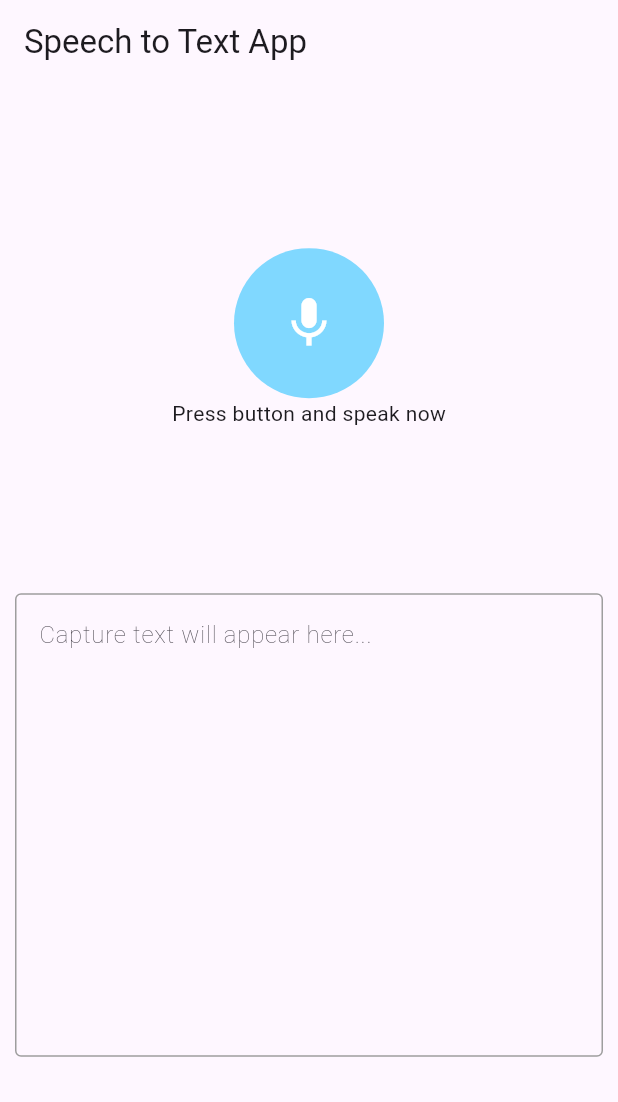
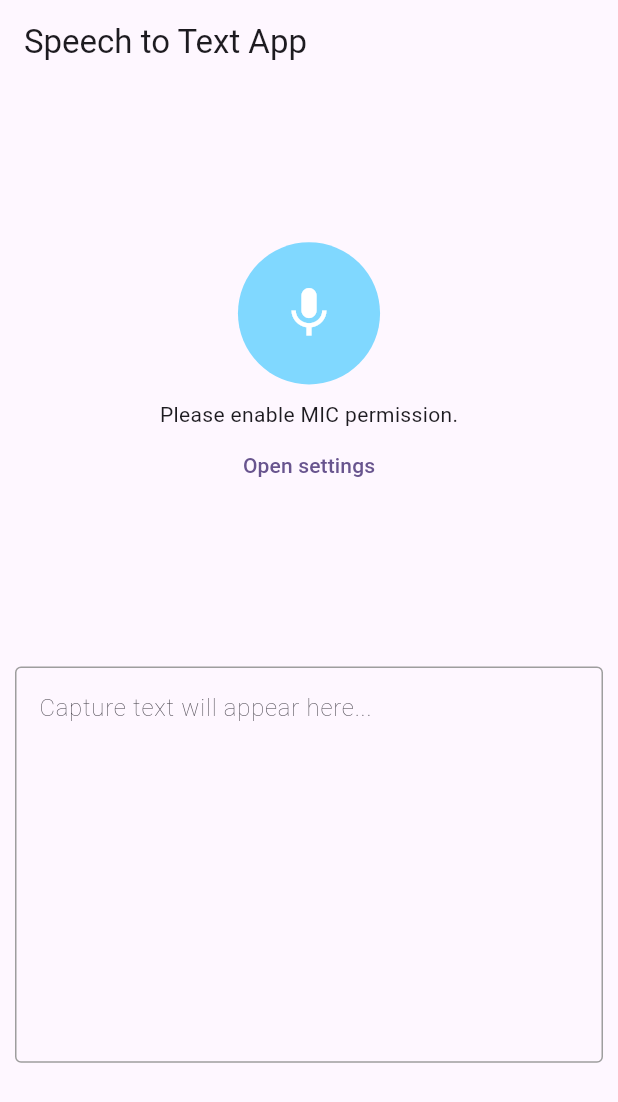
Before and after one commit to winprotest/voice_commands, a Flutter app: the screen it shows after launch, on a phone screen of 412 x 824 dp. Shown: the top 1102 px of the screen. Run offline on Flutter 3.47's test engine with Material 3 defaults, Android fonts, the phone set to English and light mode, and no system bars; our stand-ins replace audioplayers, file_picker, flutter_dotenv, lottie, permission_handler, speech_to_text; missing offline and left inert: deepgram_speech_to_text, record, universal_file.

Commit message:
update permission check

```diff
--- a/simplevoicecommands/lib/deepgram/zdeepgram_test.dart
+++ b/simplevoicecommands/lib/deepgram/zdeepgram_test.dart
@@ -49,6 +49,9 @@ class _ZdeepgramTestPage extends State<ZdeepgramTestPage> {
     normalFontStyle = TextStyle(fontFamily: 'Roboto', fontWeight: FontWeight.w400);
     _hasPermission = await mic.hasPermission();
     log('_hasPermission:$_hasPermission');
+    if (!_hasPermission){
+      requestAudioPermissions();
+    }
     setState(() {});
   }
 
@@ -90,11 +93,17 @@ class _ZdeepgramTestPage extends State<ZdeepgramTestPage> {
                 ),
               ),
             ),
+            const SizedBox(height: 10,),
             Flexible(
               flex: 1,
-              child: Text(_isListening ? 'Listening...' : 'Press button and speak now', style: normalFontStyle),
+              child: Text(_hasPermission ? (_isListening ? 'Listening...' : 'Press button and speak now')
+                  :'Please enable MIC permission.', style: normalFontStyle),
             ),
-
+            if (!_hasPermission)
+              Flexible(
+                flex: 1,
+                child: TextButton(onPressed: _openSettings, child: Text('Open settings')),
+              ),
             Flexible(
               flex: 2,
               child: Container(
@@ -122,6 +131,7 @@ class _ZdeepgramTestPage extends State<ZdeepgramTestPage> {
                   trackVisibility: true,
                   child: TextField(
                     controller: _textEditingController,
+                    scrollController: _scrollController,
                     decoration: InputDecoration(
                       focusedBorder: OutlineInputBorder(borderSide: BorderSide(color: Colors.greenAccent, width: 5.0)),
                       enabledBorder: OutlineInputBorder(borderSide: BorderSide(color: Colors.grey, width: 1.0)),
@@ -161,7 +171,6 @@ class _ZdeepgramTestPage extends State<ZdeepgramTestPage> {
     };
 
     final stream = deepgram.listen.live(audioStream, queryParams: liveParams);
-
     stream.listen((res) {
       debugPrint(res.transcript);
       _textEditingController.text += '${res.transcript}\n' ?? '';
@@ -175,7 +184,6 @@ class _ZdeepgramTestPage extends State<ZdeepgramTestPage> {
 
   void _onPlayerStart() async {
     startStream();
-
     setState(() {
       _isListening = true;
     });
@@ -188,12 +196,16 @@ class _ZdeepgramTestPage extends State<ZdeepgramTestPage> {
     });
   }
 
-  Future<void> openSettings() async {
+  Future<void> _openSettings() async {
     if (await Permission.microphone.isPermanentlyDenied) {
       log('Microphone permission permanently denied.');
       await openAppSettings();
     } else {
       log('Microphone permission denied.');
+      var status = await Permission.microphone.status;
+      if (!status.isGranted) {
+        openAppSettings();
+      }
     }
   }
 
@@ -214,7 +226,7 @@ class _ZdeepgramTestPage extends State<ZdeepgramTestPage> {
       }
     } else {
       log('Microphone permission denied.');
-      openSettings();
+      status = await Permission.microphone.request();
     }
   }
 }
```
Also changed, not shown: 1 other file.
